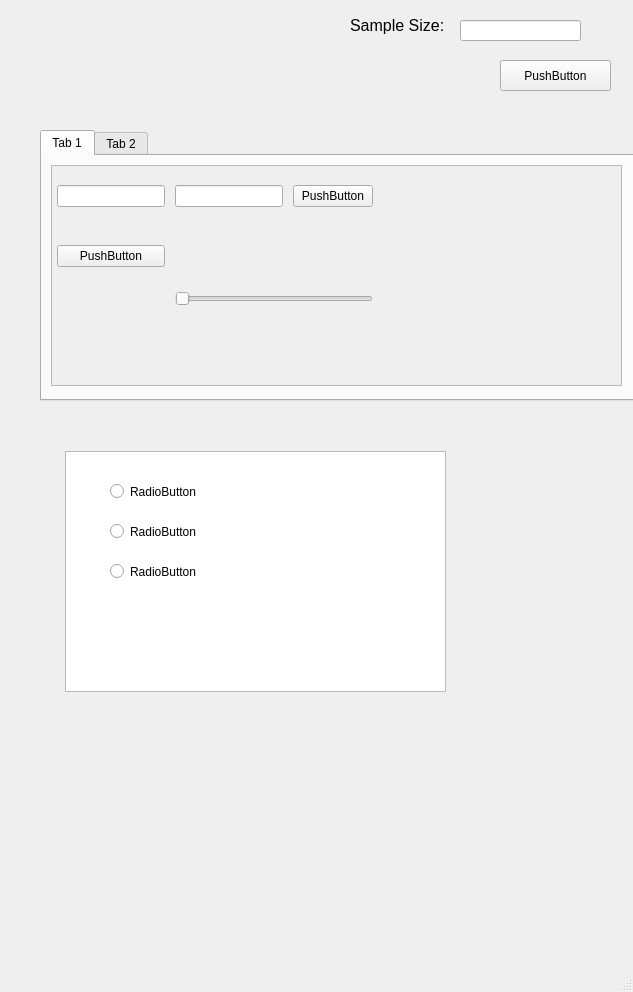
Qt form _04_Solution_Spaces/_100_design_space_projection/gui_main_designer.ui (Surya-Vamshi/Product-Family-Design) before a commit.
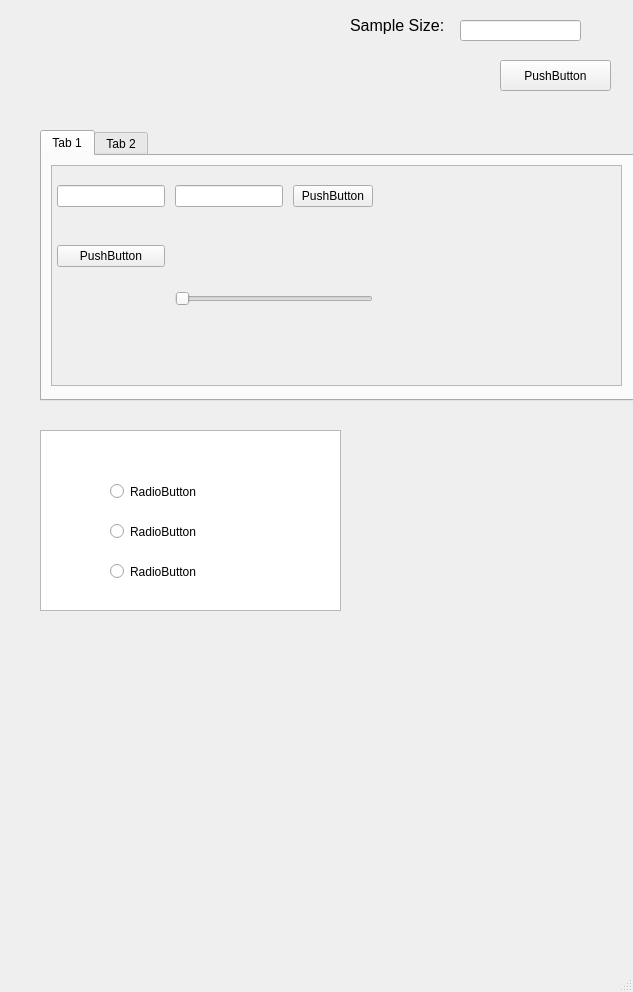
The same form after that commit. Icons and pictures are not drawn.

```diff
--- a/_04_Solution_Spaces/_100_design_space_projection/gui_main_designer.ui
+++ b/_04_Solution_Spaces/_100_design_space_projection/gui_main_designer.ui
@@ -199,10 +199,10 @@
    <widget class="QTableWidget" name="tableWidget">
     <property name="geometry">
      <rect>
-      <x>65</x>
-      <y>451</y>
-      <width>381</width>
-      <height>241</height>
+      <x>40</x>
+      <y>430</y>
+      <width>301</width>
+      <height>181</height>
      </rect>
     </property>
    </widget>
```
